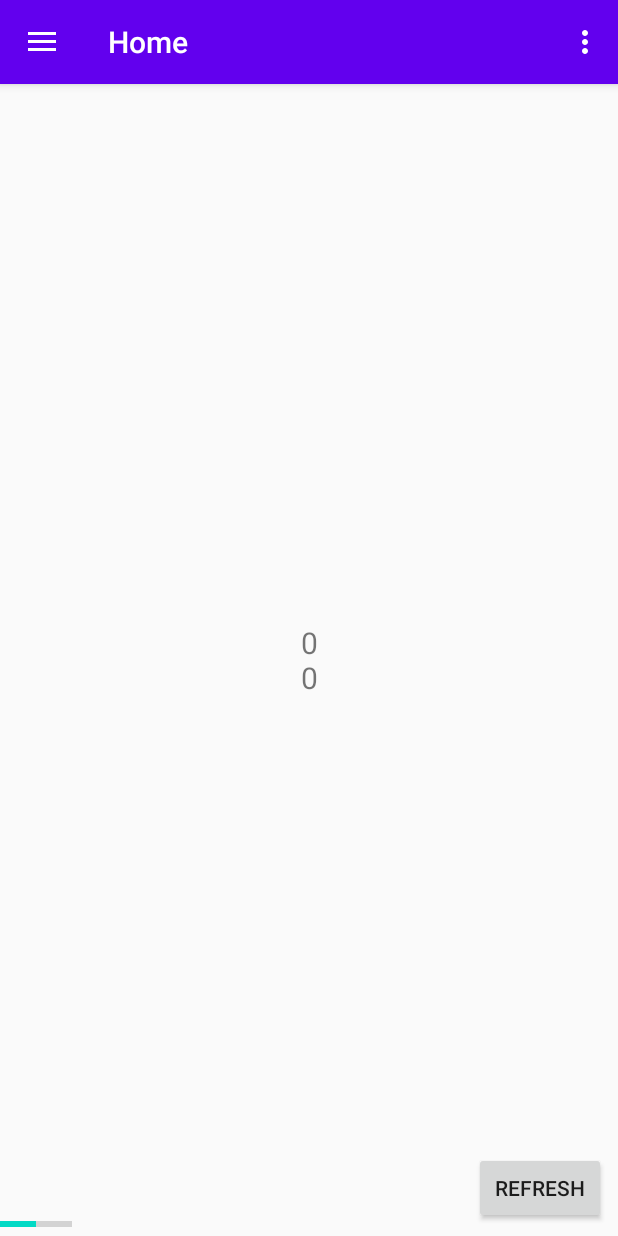
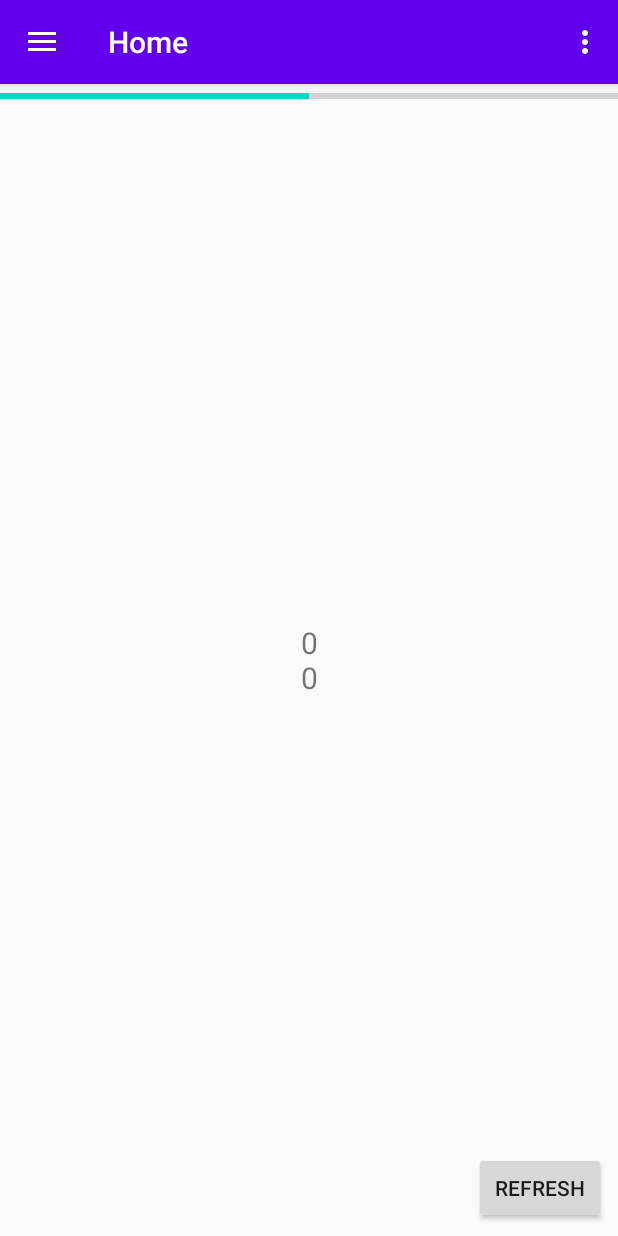
Before and after one commit to travisgoodspeed/cattool, an Android app: the screen it shows after launch (MainActivity), on a phone screen of 412 x 824 dp. Run offline under Robolectric (Android 15) with nearby library versions, the phone set to English and light mode, and no system bars; our stand-ins replace navigation-ui; libraries missing offline, so code that uses them is left out: com.kk4vcz.codeplug; 7 statements that could not run were skipped.

Commit message:
Progress bar is now fill width at the top of the pain.

```diff
--- /dev/null
+++ b/app/src/main/res/layout/codeplug_entry.xml
@@ -0,0 +1,6 @@
+<?xml version="1.0" encoding="utf-8"?>
+<androidx.constraintlayout.widget.ConstraintLayout
+    xmlns:android="http://schemas.android.com/apk/res/android" android:layout_width="match_parent"
+    android:layout_height="match_parent">
+
+</androidx.constraintlayout.widget.ConstraintLayout>
--- a/app/src/main/res/layout/content_main.xml
+++ b/app/src/main/res/layout/content_main.xml
@@ -10,13 +10,14 @@
     <ProgressBar
         android:id="@+id/progressBar"
         style="?android:attr/progressBarStyleHorizontal"
-        android:layout_width="wrap_content"
+        android:layout_width="0dp"
         android:layout_height="wrap_content"
         android:max="100"
         android:progress="50"
         android:visibility="visible"
-        app:layout_constraintBottom_toBottomOf="parent"
+        app:layout_constraintEnd_toEndOf="parent"
         app:layout_constraintStart_toStartOf="parent"
+        app:layout_constraintTop_toTopOf="parent"
         tools:visibility="visible" />
 
     <fragment
```
